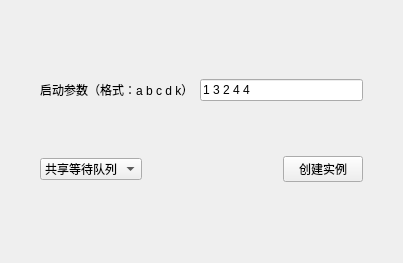
The window that home.ui (zzaiyan/SimCustoms) describes before a commit, drawn with Qt 5.
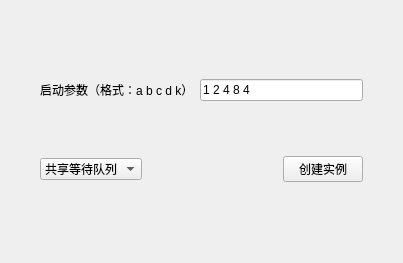
The same window after the commit.

```diff
--- a/home.ui
+++ b/home.ui
@@ -44,7 +44,7 @@
         </size>
        </property>
        <property name="text">
-        <string>1 3 2 4 4</string>
+        <string>1 2 4 8 4</string>
        </property>
       </widget>
      </item>
```
